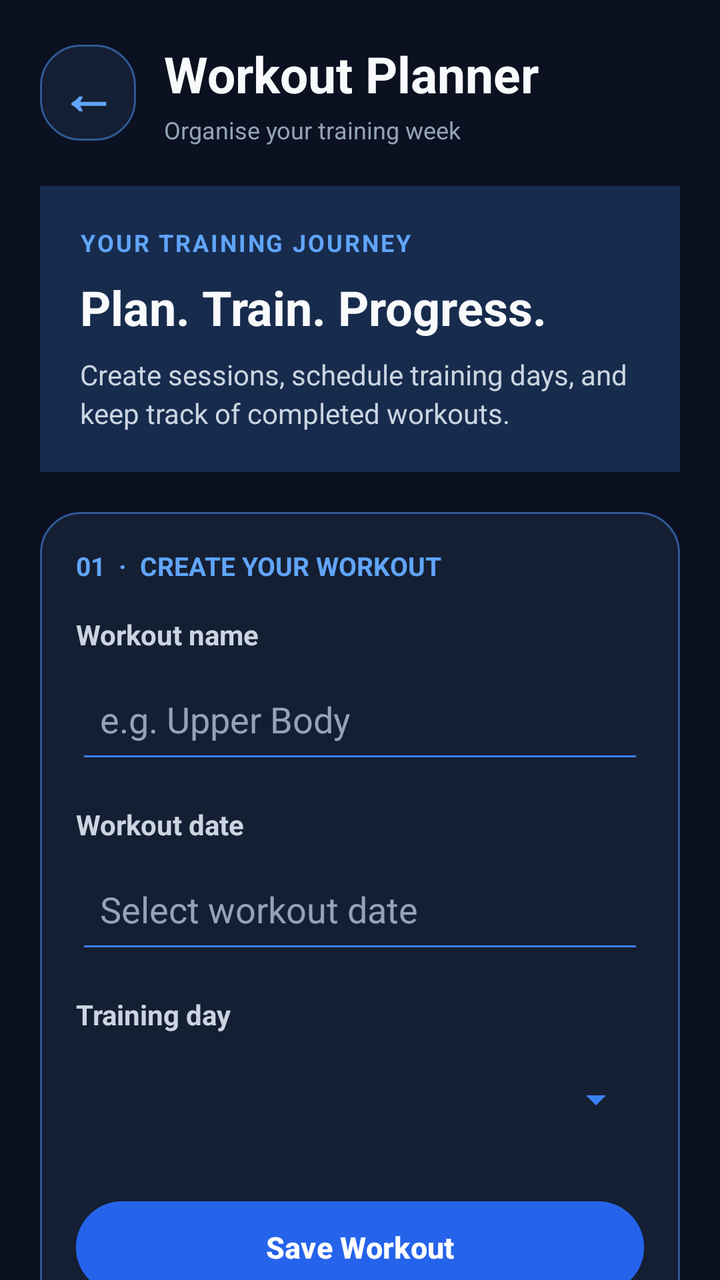
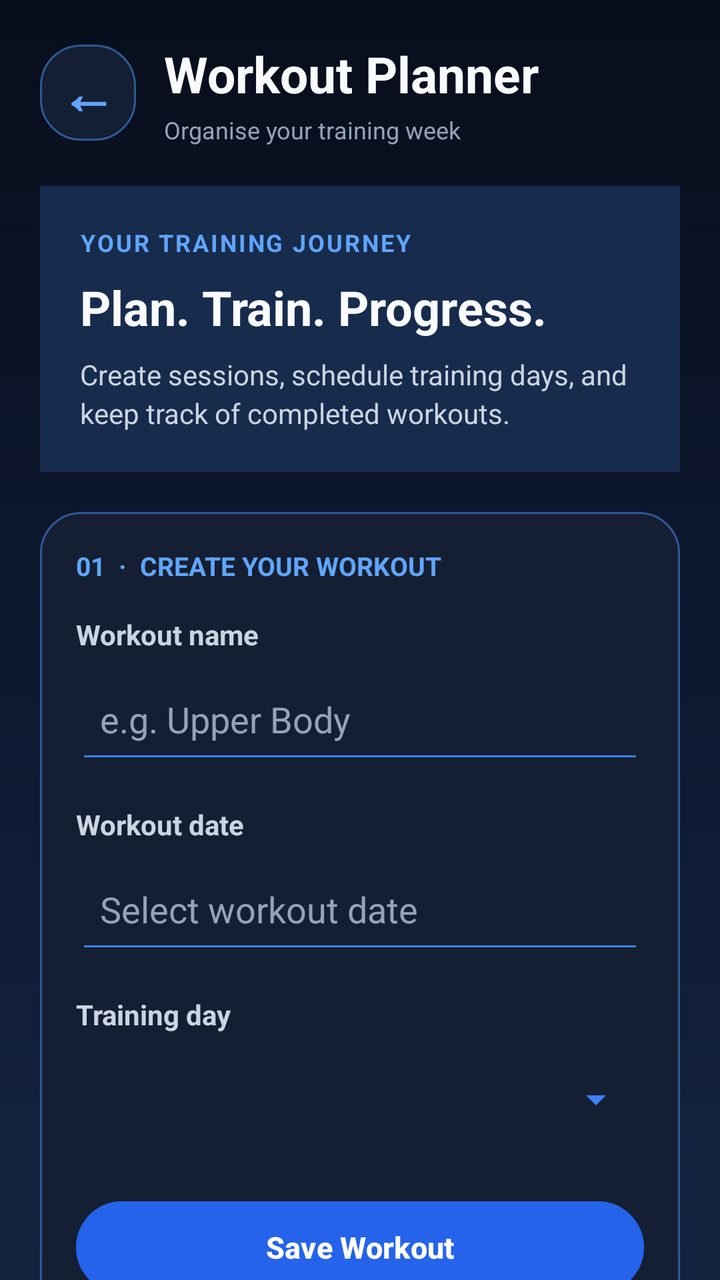

The first picture is an Android layout as it rendered before a commit; the second is the same layout after the commit. The layout source and the unified diff follow.
<!-- AndroidManifest.xml: application theme Theme.GymTrackerPro -->
<!-- res/layout/activity_workouts.xml -->
<?xml version="1.0" encoding="utf-8"?>
<ScrollView xmlns:android="http://schemas.android.com/apk/res/android"
    android:layout_width="match_parent"
    android:layout_height="match_parent"
    android:background="#0B1120"
    android:fillViewport="true"
    android:scrollbars="none">

    <LinearLayout
        android:layout_width="match_parent"
        android:layout_height="wrap_content"
        android:orientation="vertical"
        android:padding="20dp">

        
        <LinearLayout
            android:layout_width="match_parent"
            android:layout_height="wrap_content"
            android:gravity="center_vertical"
            android:orientation="horizontal">

            <TextView
                android:id="@+id/buttonBackArrow"
                android:layout_width="48dp"
                android:layout_height="48dp"
                android:background="@drawable/bg_card"
                android:clickable="true"
                android:contentDescription="Back to dashboard"
                android:focusable="true"
                android:gravity="center"
                android:text="←"
                android:textColor="#60A5FA"
                android:textSize="28sp"
                android:textStyle="bold" />

            <LinearLayout
                android:layout_width="0dp"
                android:layout_height="wrap_content"
                android:layout_weight="1"
                android:layout_marginStart="14dp"
                android:orientation="vertical">

                <TextView
                    android:layout_width="match_parent"
                    android:layout_height="wrap_content"
                    android:text="Workout Planner"
                    android:textColor="#F8FAFC"
                    android:textSize="25sp"
                    android:textStyle="bold" />

                <TextView
                    android:layout_width="match_parent"
                    android:layout_height="wrap_content"
                    android:layout_marginTop="3dp"
                    android:text="Organise your training week"
                    android:textColor="#94A3B8"
                    android:textSize="12sp" />
            </LinearLayout>
        </LinearLayout>

        
        <LinearLayout
            android:layout_width="match_parent"
            android:layout_height="wrap_content"
            android:layout_marginTop="20dp"
            android:layout_marginBottom="20dp"
            android:background="#172B4D"
            android:orientation="vertical"
            android:padding="20dp">

            <TextView
                android:layout_width="match_parent"
                android:layout_height="wrap_content"
                android:text="YOUR TRAINING JOURNEY"
                android:textColor="#60A5FA"
                android:textSize="12sp"
                android:textStyle="bold"
                android:letterSpacing="0.08" />

            <TextView
                android:layout_width="match_parent"
                android:layout_height="wrap_content"
                android:layout_marginTop="8dp"
                android:text="Plan. Train. Progress."
                android:textColor="#F8FAFC"
                android:textSize="24sp"
                android:textStyle="bold" />

            <TextView
                android:layout_width="match_parent"
                android:layout_height="wrap_content"
                android:layout_marginTop="8dp"
                android:text="Create sessions, schedule training days, and keep track of completed workouts."
                android:textColor="#CBD5E1"
                android:textSize="14sp"
                android:lineSpacingExtra="3dp" />
        </LinearLayout>

        
        <LinearLayout
            android:layout_width="match_parent"
            android:layout_height="wrap_content"
            android:background="@drawable/bg_card"
            android:orientation="vertical"
            android:padding="18dp">

            <TextView
                android:layout_width="match_parent"
                android:layout_height="wrap_content"
                android:text="01  ·  CREATE YOUR WORKOUT"
                android:textColor="#60A5FA"
                android:textSize="13sp"
                android:textStyle="bold"
                android:layout_marginBottom="16dp" />

            <TextView
                android:layout_width="match_parent"
                android:layout_height="wrap_content"
                android:text="Workout name"
                android:textColor="#CBD5E1"
                android:textStyle="bold"
                android:layout_marginBottom="6dp" />

            <EditText
                android:id="@+id/editWorkoutName"
                android:layout_width="match_parent"
                android:layout_height="54dp"
                android:backgroundTint="#3B82F6"
                android:hint="e.g. Upper Body"
                android:inputType="textCapSentences"
                android:padding="12dp"
                android:singleLine="true"
                android:textColor="#F8FAFC"
                android:textColorHint="#94A3B8" />

            <TextView
                android:layout_width="match_parent"
                android:layout_height="wrap_content"
                android:layout_marginTop="16dp"
                android:layout_marginBottom="6dp"
                android:text="Workout date"
                android:textColor="#CBD5E1"
                android:textStyle="bold" />

            <EditText
                android:id="@+id/editWorkoutDate"
                android:layout_width="match_parent"
                android:layout_height="54dp"
                android:backgroundTint="#3B82F6"
                android:clickable="true"
                android:focusable="false"
                android:hint="Select workout date"
                android:padding="12dp"
                android:textColor="#F8FAFC"
                android:textColorHint="#94A3B8" />

            <TextView
                android:layout_width="match_parent"
                android:layout_height="wrap_content"
                android:layout_marginTop="16dp"
                android:layout_marginBottom="6dp"
                android:text="Training day"
                android:textColor="#CBD5E1"
                android:textStyle="bold" />

            <Spinner
                android:id="@+id/spinnerWorkoutDay"
                android:layout_width="match_parent"
                android:layout_height="54dp"
                android:backgroundTint="#3B82F6"
                android:paddingStart="10dp"
                android:paddingEnd="10dp" />

            <Button
                android:id="@+id/buttonSaveWorkout"
                android:layout_width="match_parent"
                android:layout_height="54dp"
                android:layout_marginTop="20dp"
                android:backgroundTint="#2563EB"
                android:elevation="0dp"
                android:stateListAnimator="@null"
                android:text="Save Workout"
                android:textAllCaps="false"
                android:textColor="#FFFFFF"
                android:textSize="15sp"
                android:textStyle="bold" />
        </LinearLayout>

        
        <LinearLayout
            android:layout_width="match_parent"
            android:layout_height="wrap_content"
            android:layout_marginTop="16dp"
            android:background="@drawable/bg_card"
            android:orientation="vertical"
            android:padding="18dp">

            <TextView
                android:layout_width="match_parent"
                android:layout_height="wrap_content"
                android:text="02  ·  MANAGE WORKOUTS"
                android:textColor="#60A5FA"
                android:textSize="13sp"
                android:textStyle="bold" />

            <TextView
                android:layout_width="match_parent"
                android:layout_height="wrap_content"
                android:layout_marginTop="8dp"
                android:layout_marginBottom="14dp"
                android:text="Select a saved workout to edit, mark as completed, or delete."
                android:textColor="#94A3B8"
                android:textSize="13sp" />

            <Spinner
                android:id="@+id/spinnerSelectWorkout"
                android:layout_width="match_parent"
                android:layout_height="54dp"
                android:backgroundTint="#3B82F6"
                android:paddingStart="10dp"
                android:paddingEnd="10dp" />

            <Button
                android:id="@+id/buttonEditWorkout"
                android:layout_width="match_parent"
                android:layout_height="50dp"
                android:layout_marginTop="14dp"
                android:backgroundTint="#334155"
                android:stateListAnimator="@null"
                android:text="Edit Selected Workout"
                android:textAllCaps="false"
                android:textColor="#F8FAFC"
                android:textStyle="bold" />

            <Button
                android:id="@+id/buttonToggleCompletion"
                android:layout_width="match_parent"
                android:layout_height="50dp"
                android:layout_marginTop="8dp"
                android:backgroundTint="#1D4ED8"
                android:stateListAnimator="@null"
                android:text="Toggle Completion"
                android:textAllCaps="false"
                android:textColor="#FFFFFF"
                android:textStyle="bold" />

            <Button
                android:id="@+id/buttonDeleteWorkout"
                android:layout_width="match_parent"
                android:layout_height="50dp"
                android:layout_marginTop="8dp"
                android:backgroundTint="#B91C1C"
                android:stateListAnimator="@null"
                android:text="Delete Selected Workout"
                android:textAllCaps="false"
                android:textColor="#FFFFFF"
                android:textStyle="bold" />
        </LinearLayout>

        
        <LinearLayout
            android:layout_width="match_parent"
            android:layout_height="wrap_content"
            android:layout_marginTop="16dp"
            android:background="@drawable/bg_card"
            android:orientation="vertical"
            android:padding="18dp">

            <TextView
                android:layout_width="match_parent"
                android:layout_height="wrap_content"
                android:text="03  ·  YOUR SCHEDULE"
                android:textColor="#60A5FA"
                android:textSize="13sp"
                android:textStyle="bold"
                android:letterSpacing="0.05" />

            <TextView
                android:layout_width="match_parent"
                android:layout_height="wrap_content"
                android:layout_marginTop="8dp"
                android:text="Planned sessions"
                android:textColor="#F8FAFC"
                android:textSize="21sp"
                android:textStyle="bold" />

            <TextView
                android:layout_width="match_parent"
                android:layout_height="wrap_content"
                android:layout_marginTop="5dp"
                android:layout_marginBottom="16dp"
                android:text="Your saved workouts and training days appear here."
                android:textColor="#94A3B8"
                android:textSize="13sp" />

            <View
                android:layout_width="match_parent"
                android:layout_height="1dp"
                android:background="#29364D" />

            <TextView
                android:id="@+id/textWorkoutList"
                android:layout_width="match_parent"
                android:layout_height="wrap_content"
                android:minHeight="90dp"
                android:paddingTop="16dp"
                android:paddingBottom="8dp"
                android:text="Your saved workouts will appear here."
                android:textColor="#CBD5E1"
                android:textSize="14sp"
                android:lineSpacingExtra="8dp"
                android:gravity="top"
                android:breakStrategy="simple"
                android:hyphenationFrequency="none" />
        </LinearLayout>

        
        <Button
            android:id="@+id/buttonBackHome"
            android:layout_width="match_parent"
            android:layout_height="54dp"
            android:layout_marginTop="22dp"
            android:layout_marginBottom="12dp"
            android:backgroundTint="#2563EB"
            android:stateListAnimator="@null"
            android:text="←  Back to Dashboard"
            android:textAllCaps="false"
            android:textColor="#FFFFFF"
            android:textSize="15sp"
            android:textStyle="bold" />

    </LinearLayout>
</ScrollView>
<!-- resources referenced by this layout -->
<resources>
  <!-- drawable bg_card (drawable) -->
  <?xml version="1.0" encoding="utf-8"?>
  <shape xmlns:android="http://schemas.android.com/apk/res/android" android:shape="rectangle">
      <solid android:color="@color/gt_surface" />
      <corners android:radius="20dp" />
      <stroke android:width="1dp" android:color="@color/gt_stroke" />
  </shape>
  <style name="Theme.GymTrackerPro" parent="Base.Theme.GymTrackerPro" />
  <color name="gt_surface">#151F33</color>
  <color name="gt_stroke">#2F5A94</color>
  <style name="Base.Theme.GymTrackerPro" parent="Theme.Material3.Dark.NoActionBar">
          <item name="colorPrimary">@color/gt_blue</item>
          <item name="colorSurface">@color/gt_surface</item>
          <item name="android:windowBackground">@color/gt_background</item>
  
          
          <item name="android:statusBarColor">@color/gt_background</item>
          <item name="android:navigationBarColor">@color/gt_background</item>
          <item name="android:windowLightStatusBar">false</item>
      </style>
  <color name="gt_blue">#60A5FA</color>
  <color name="gt_background">#0B1120</color>
</resources>

<!-- the commit's change to res/layout/activity_workouts.xml (unified diff, before → after) -->
@@ -2,7 +2,7 @@
 <ScrollView xmlns:android="http://schemas.android.com/apk/res/android"
     android:layout_width="match_parent"
     android:layout_height="match_parent"
-    android:background="#0B1120"
+    android:background="@drawable/bg_midnight_gradient"
     android:fillViewport="true"
     android:scrollbars="none">
 
<!-- resource entries referenced after the edit -->
@@ -6,6 +6,19 @@
       <solid android:color="@color/gt_surface" />
       <corners android:radius="20dp" />
       <stroke android:width="1dp" android:color="@color/gt_stroke" />
+  </shape>
+  <!-- drawable bg_midnight_gradient (drawable) -->
+  <?xml version="1.0" encoding="utf-8"?>
+  <shape xmlns:android="http://schemas.android.com/apk/res/android"
+      android:shape="rectangle">
+  
+      <gradient
+          android:angle="270"
+          android:startColor="#080E1B"
+          android:centerColor="#0D1830"
+          android:endColor="#142440"
+          android:type="linear" />
+  
   </shape>
   <style name="Theme.GymTrackerPro" parent="Base.Theme.GymTrackerPro" />
   <color name="gt_surface">#151F33</color>
